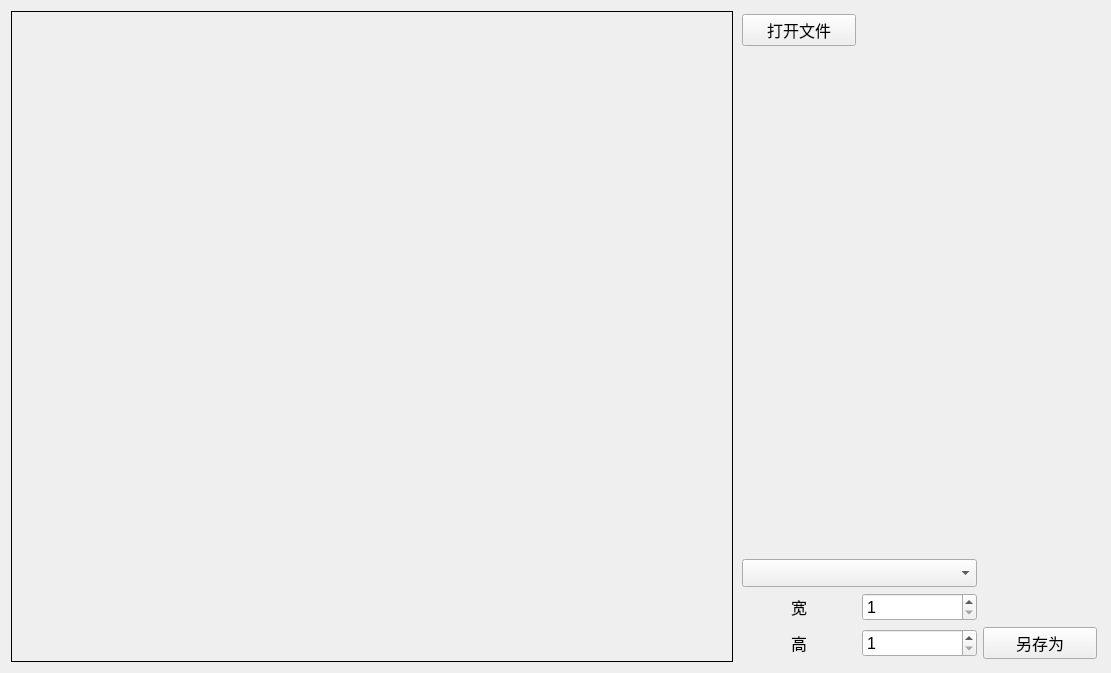
The window that src/imageconvert/imagetoolwidget.ui (handy-sun/qitools) describes before a commit, drawn with Qt 5.
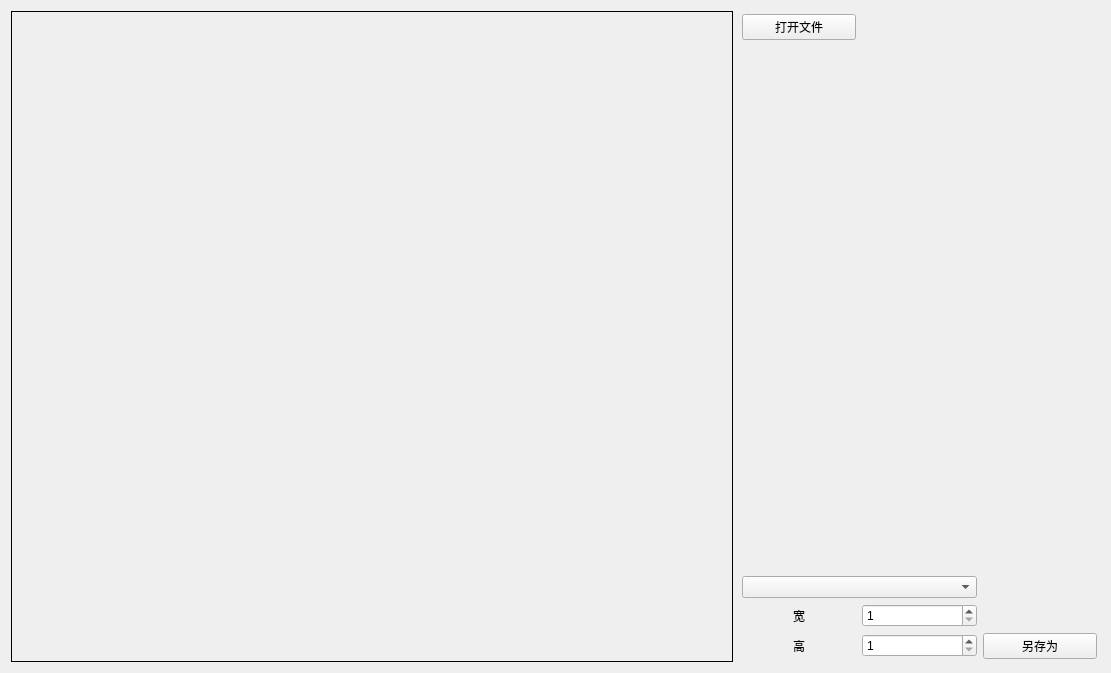
The same window after the commit.

Commit message:
fix(ui): use system fonts consistently
Remove per-widget Windows font and size overrides so Qt can resolve the platform font uniformly. Keep the system fixed font for code-oriented editors.

The edit to the form file:
```diff
--- a/src/imageconvert/imagetoolwidget.ui
+++ b/src/imageconvert/imagetoolwidget.ui
@@ -37,11 +37,6 @@
      </property>
      <item row="4" column="0">
       <widget class="QLabel" name="label2">
-       <property name="font">
-        <font>
-         <pointsize>12</pointsize>
-        </font>
-       </property>
        <property name="text">
         <string>宽</string>
        </property>
@@ -52,11 +47,6 @@
      </item>
      <item row="5" column="1">
       <widget class="QSpinBox" name="spinBoxHeight">
-       <property name="font">
-        <font>
-         <pointsize>12</pointsize>
-        </font>
-       </property>
        <property name="minimum">
         <number>1</number>
        </property>
@@ -73,29 +63,14 @@
          <height>30</height>
         </size>
        </property>
-       <property name="font">
-        <font>
-         <pointsize>12</pointsize>
-        </font>
-       </property>
       </widget>
      </item>
      <item row="3" column="0" colspan="2">
       <widget class="QComboBox" name="comboBox">
-       <property name="font">
-        <font>
-         <pointsize>13</pointsize>
-        </font>
-       </property>
       </widget>
      </item>
      <item row="4" column="1">
       <widget class="QSpinBox" name="spinBoxWidth">
-       <property name="font">
-        <font>
-         <pointsize>12</pointsize>
-        </font>
-       </property>
        <property name="minimum">
         <number>1</number>
        </property>
@@ -106,11 +81,6 @@
      </item>
      <item row="5" column="0">
       <widget class="QLabel" name="label2_2">
-       <property name="font">
-        <font>
-         <pointsize>12</pointsize>
-        </font>
-       </property>
        <property name="text">
         <string>高</string>
        </property>
@@ -134,11 +104,6 @@
      </item>
      <item row="5" column="2">
       <widget class="QPushButton" name="pushButtonSaveDestDir">
-       <property name="font">
-        <font>
-         <pointsize>12</pointsize>
-        </font>
-       </property>
        <property name="text">
         <string>另存为</string>
        </property>
@@ -146,11 +111,6 @@
      </item>
      <item row="0" column="0">
       <widget class="QPushButton" name="pushButtonOpenImg">
-       <property name="font">
-        <font>
-         <pointsize>12</pointsize>
-        </font>
-       </property>
        <property name="text">
         <string>打开文件</string>
        </property>
```
The commit also changes 14 other files.
